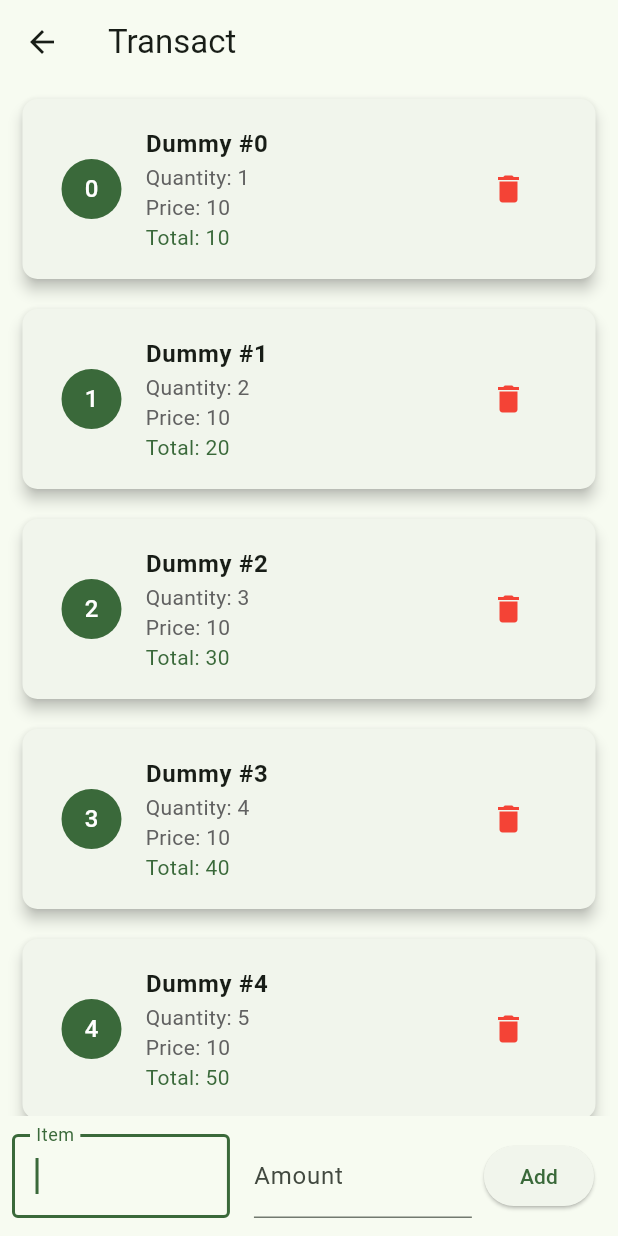
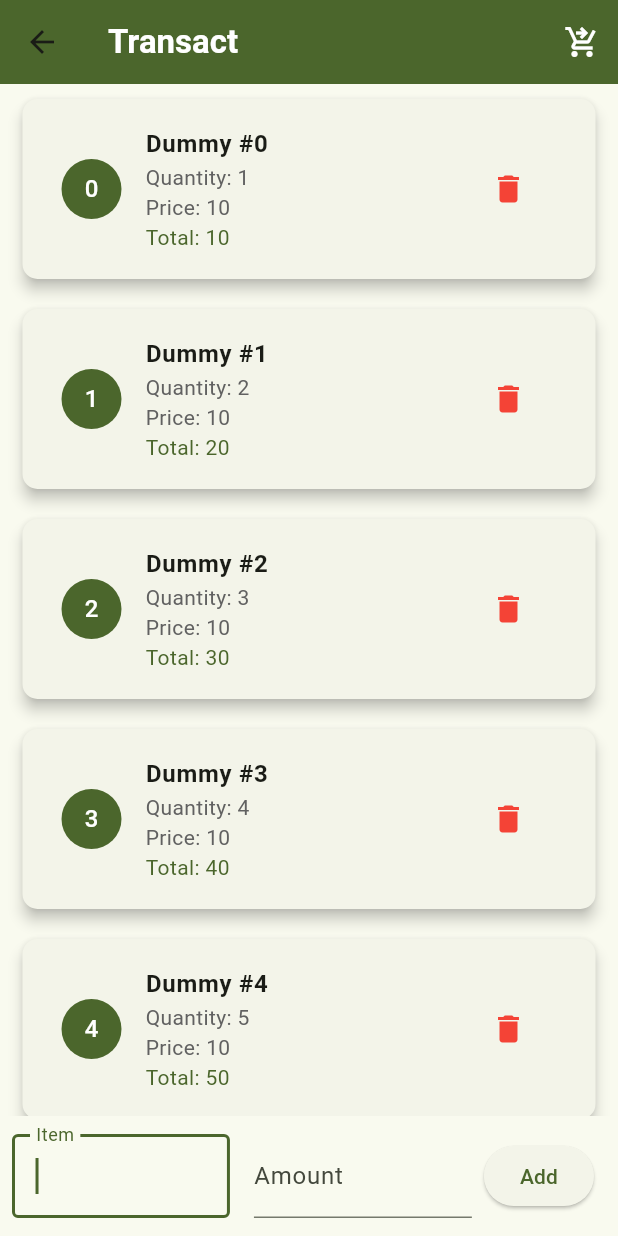
Before and after one commit to WhiteLicorice/Material-Cashier, a Flutter app: the screen it shows after launch, after a tap on "Transact", on a phone screen of 412 x 824 dp. Run offline on Flutter 3.47's test engine with Material 3 defaults, Android fonts, the light colour scheme and no system bars; drawn by our look-alikes of flutter_typeahead; our stand-ins replace responsive_framework.

Commit message:
feat. UI enhancements and scrollDown on addTransaction

```diff
--- a/lib/main.dart
+++ b/lib/main.dart
@@ -21,12 +21,9 @@ class MyApp extends StatelessWidget {
   Widget build(BuildContext context) {
     return MaterialApp(
       debugShowCheckedModeBanner: false, // Disabling debug banner
-      title: 'Flutter Demo', // Setting the title of the application
+      title: 'Material Cashier', // Setting the title of the application
       theme: ThemeData(
-        colorScheme: ColorScheme.fromSeed(
-          seedColor: const Color.fromARGB(
-              255, 7, 233, 78), // Defining a custom color scheme
-        ),
+        colorSchemeSeed: Colors.lightGreen,
         useMaterial3: true, // Using Material 3 design
       ),
       builder: (context, child) => ResponsiveBreakpoints.builder(
@@ -51,7 +48,8 @@ class MyApp extends StatelessWidget {
         ],
       ),
       home: const MyHomePage(
-          title: 'Cashier'), // Setting the home page of the application
+          title:
+              'Material Cashier '), // Setting the home page of the application
     );
   }
 }
@@ -75,7 +73,10 @@ class _MyHomePageState extends State<MyHomePage> {
 
     return Scaffold(
       appBar: AppBar(
-        title: Text(widget.title), // Setting the title of the app bar
+        title: Text(widget.title,
+            style: const TextStyle(
+                fontWeight: FontWeight.bold,
+                color: Colors.white)), // Setting the title of the app bar
         backgroundColor:
             Theme.of(context).primaryColor, // Setting app bar background color
       ),
@@ -104,7 +105,7 @@ class _MyHomePageState extends State<MyHomePage> {
               key: const Key('quitButton'),
               onPressed: () {
                 Navigator.pop(context);
-              }, // No functionality added to the "Quit" button
+              }, // Simply pop the context on quit, since this is guaranteed to be always at the root of the navigation stack
               style: ElevatedButton.styleFrom(
                 fixedSize: Size(buttonWidth, 50), // Setting fixed button size
                 textStyle: textStyle, // Applying responsive text style
--- a/lib/transaction/transact_screen.dart
+++ b/lib/transaction/transact_screen.dart
@@ -26,6 +26,7 @@ class _TransactionScreenState extends State<TransactScreen> {
   // Controllers for transaction input fields
   final TextEditingController _transactionController = TextEditingController();
   final TextEditingController _quantityController = TextEditingController();
+  final ScrollController _scrollController = ScrollController();
 
   //  TODO: Change this into an API call to retrieve supplies
   // Mock dictionary of construction supplies and their prices
@@ -96,13 +97,25 @@ class _TransactionScreenState extends State<TransactScreen> {
   Widget build(BuildContext context) {
     return Scaffold(
       appBar: AppBar(
-        title: const Text('Transact'),
-      ),
+          title: const Text('Transact',
+              style:
+                  TextStyle(fontWeight: FontWeight.bold, color: Colors.white)),
+          backgroundColor: Theme.of(context)
+              .primaryColor, // Setting app bar background color
+          actions: [
+            IconButton(
+                icon: const Icon(Icons.shopping_cart_checkout_outlined,
+                    color: Colors.white),
+                onPressed: () {
+                  // TODO: Go to checkout screen via Navigator() here
+                }),
+          ]),
       body: Column(
         children: [
           // Expanded ListView to display transactions
           Expanded(
             child: ListView.builder(
+              controller: _scrollController,
               itemCount: transactions.length,
               itemBuilder: (BuildContext context, index) {
                 // Dismissible widget to enable swiping to delete
@@ -234,6 +247,16 @@ class _TransactionScreenState extends State<TransactScreen> {
     setState(() {
       transactions.add(newTransaction);
     });
+
+    // Scroll to the absolute bottom of the list after each transaction
+    WidgetsBinding.instance.addPostFrameCallback((_) {
+      _scrollController.animateTo(
+        _scrollController.position.maxScrollExtent,
+        duration: const Duration(milliseconds: 300),
+        curve: Curves.easeOut,
+      );
+    });
+
     print(transactions);
   }
 }
```
